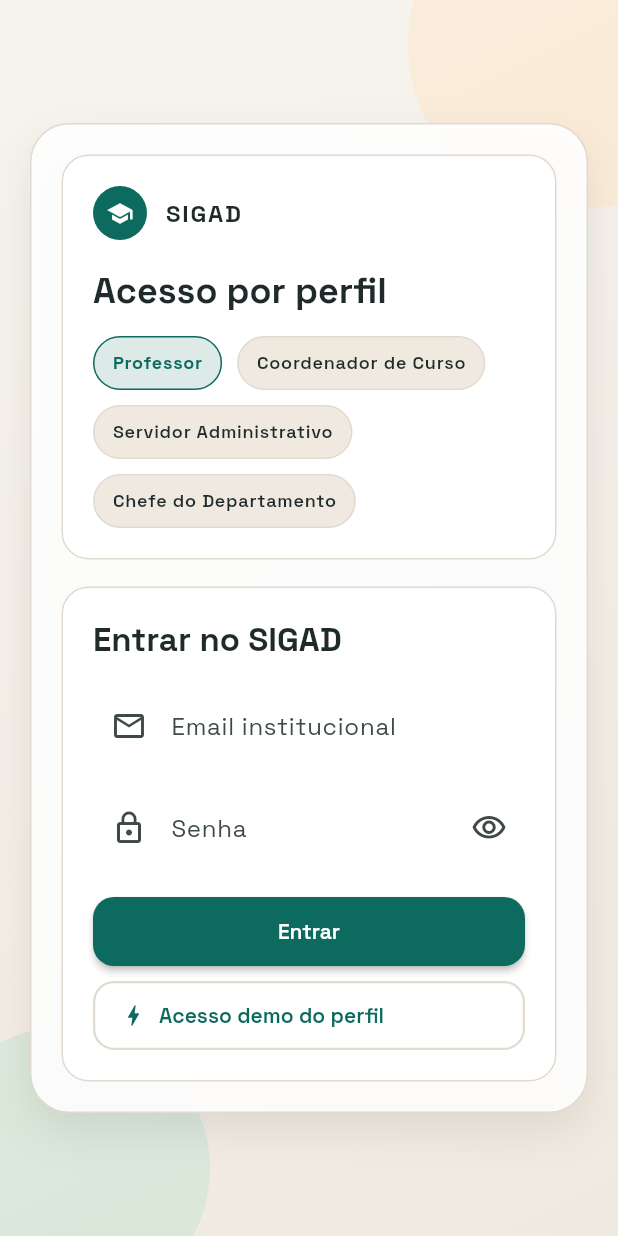
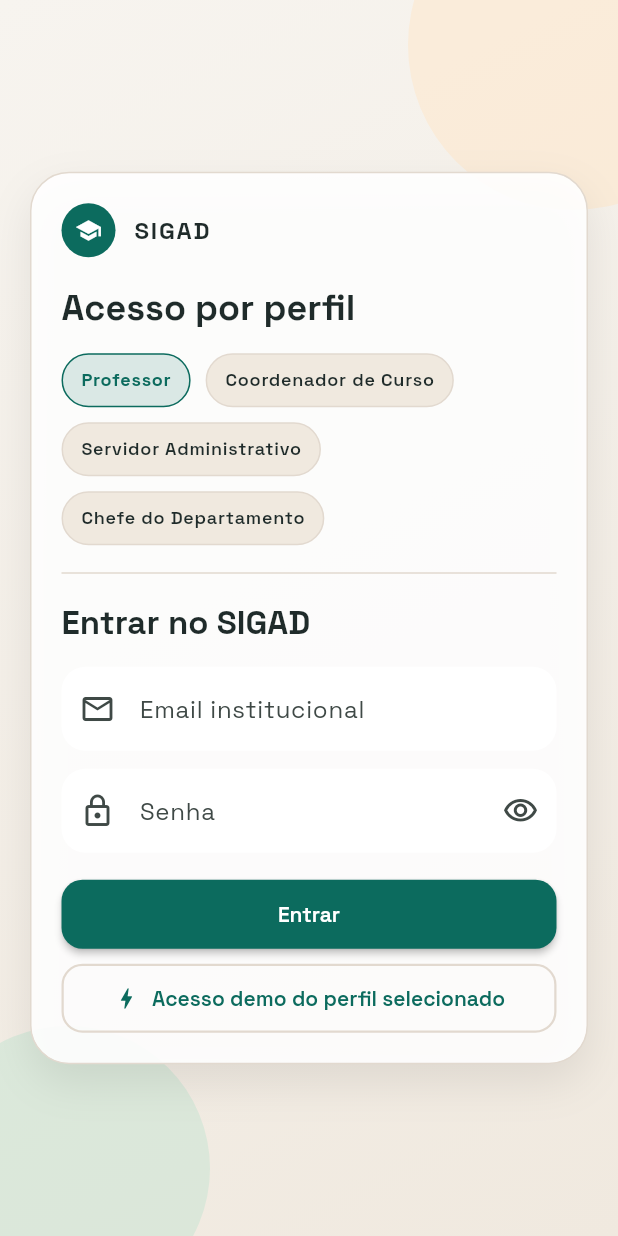
Before and after one commit to frahncky/SIGAD, a Flutter app: the screen it shows after launch, on a phone screen of 412 x 824 dp. Run offline on Flutter 3.47's test engine with Material 3 defaults, Android fonts, the phone set to English and light mode, and no system bars; our stand-ins replace google_fonts, shared_preferences; accounts and stored records are empty.

Commit message:
simplify login layout by removing nested inner panels

```diff
--- a/lib/features/login/presentation/pages/login_page.dart
+++ b/lib/features/login/presentation/pages/login_page.dart
@@ -55,7 +55,11 @@
                           return Row(
                             children: [
                               Expanded(child: _buildIntro()),
-                              const SizedBox(width: 20),
+                              Container(
+                                width: 1,
+                                margin: const EdgeInsets.symmetric(horizontal: 20),
+                                color: SigadColors.divider,
+                              ),
                               Expanded(child: _buildForm(context)),
                             ],
                           );
@@ -63,7 +67,10 @@
                         return Column(
                           children: [
                             _buildIntro(),
-                            const SizedBox(height: 18),
+                            const Padding(
+                              padding: EdgeInsets.symmetric(vertical: 18),
+                              child: Divider(height: 1, color: SigadColors.divider),
+                            ),
                             _buildForm(context),
                           ],
                         );
@@ -80,14 +87,7 @@
   }
 
   Widget _buildIntro() {
-    return Container(
-      padding: const EdgeInsets.all(20),
-      decoration: BoxDecoration(
-        color: SigadColors.surface,
-        borderRadius: BorderRadius.circular(18),
-        border: Border.all(color: SigadColors.divider),
-      ),
-      child: Column(
+    return Column(
       crossAxisAlignment: CrossAxisAlignment.start,
       children: [
         const BrandTitle(),
@@ -113,19 +113,11 @@
               .toList(),
         ),
       ],
-      ),
     );
   }
 
   Widget _buildForm(BuildContext context) {
-    return Container(
-      padding: const EdgeInsets.all(20),
-      decoration: BoxDecoration(
-        color: SigadColors.surface,
-        borderRadius: BorderRadius.circular(18),
-        border: Border.all(color: SigadColors.divider),
-      ),
-      child: Column(
+    return Column(
       crossAxisAlignment: CrossAxisAlignment.start,
       children: [
         Text(
@@ -200,7 +192,6 @@
           ),
         ),
       ],
-      ),
     );
   }
 
```
Lines whose indentation alone changed are shown as unchanged.
